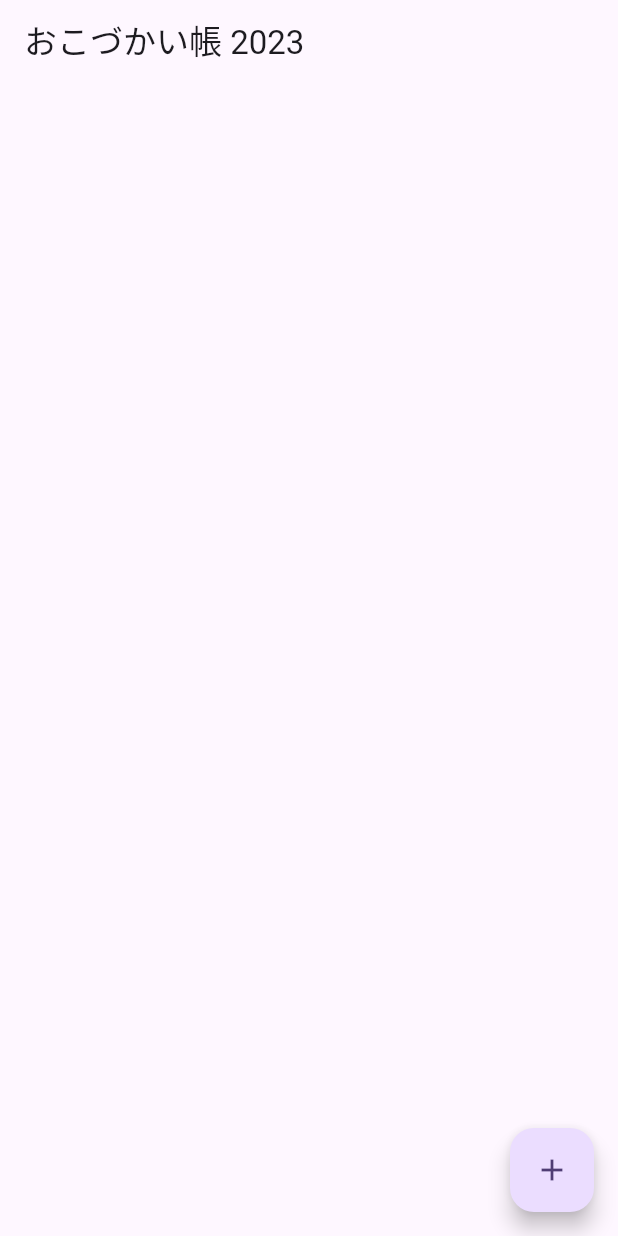
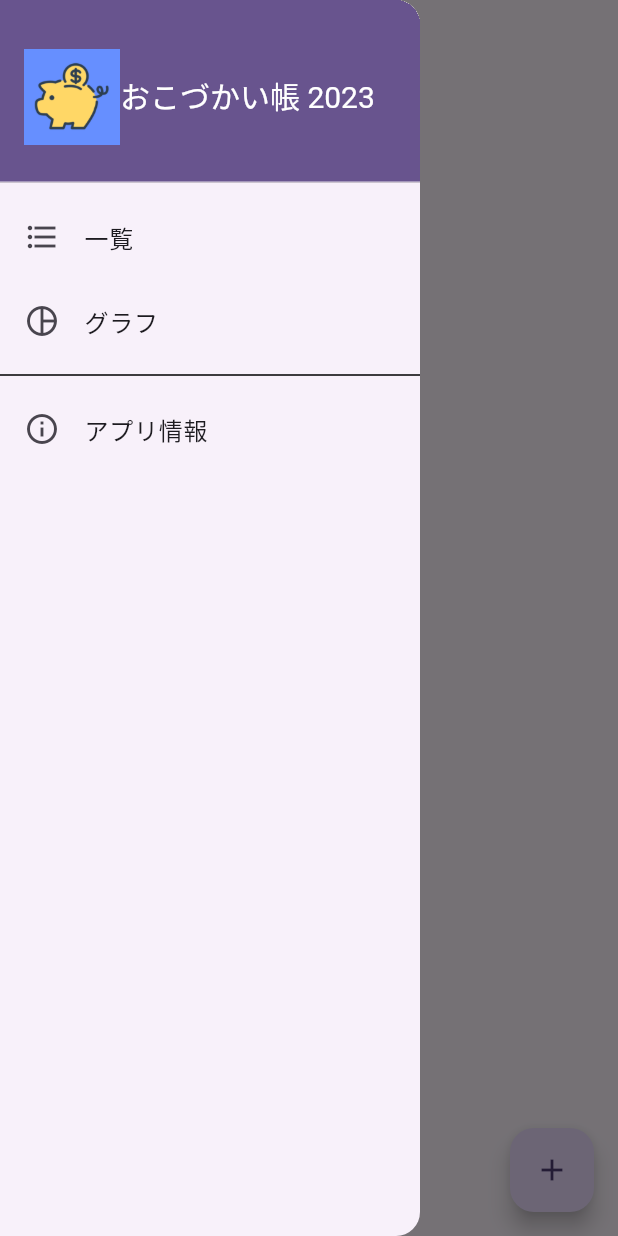
Before and after one commit to probsc/money_book_2023, a Flutter app: the screen it shows after launch, with the side drawer open (before the commit the screen has no drawer), on a phone screen of 412 x 824 dp. Run offline on Flutter 3.47's test engine with Material 2 defaults, Android fonts, the phone set to English and light mode, and no system bars; our stand-ins replace package_info_plus.

Commit message:
ドロワーを追加

```diff
--- /dev/null
+++ b/lib/app_drawer.dart
@@ -0,0 +1,132 @@
+import 'package:flutter/material.dart';
+
+import 'package:package_info_plus/package_info_plus.dart';
+
+import 'consts.dart';
+import 'graph_page.dart';
+import 'home_page.dart';
+
+/// ドロワー
+class AppDrawer extends StatelessWidget {
+  /// コンストラクタ
+  const AppDrawer({Key? key}) : super(key: key);
+
+  /// アプリアイコン
+  static final _appIcon = Image.asset(
+    'images/icon.png',
+    fit: BoxFit.contain,
+    width: 64,
+    height: 64,
+  );
+
+  @override
+  Widget build(BuildContext context) {
+    // タイトルテキストのテーマ ※ダークテーマ対応のために動的に取得
+    final titleStyle = Theme.of(context).textTheme.titleLarge?.copyWith(
+          color: Colors.white,
+          fontSize: 20,
+        );
+
+    return SizedBox(
+      width: 280,
+      child: Drawer(
+        child: ListView(
+          padding: EdgeInsets.zero,
+          children: [
+            // アプリタイトル
+            SizedBox(
+              height: 130,
+              child: DrawerHeader(
+                decoration: BoxDecoration(
+                  color: Theme.of(context).primaryColor,
+                ),
+                child: Row(
+                  children: [
+                    _appIcon,
+                    Text(
+                      Consts.appTitle,
+                      style: titleStyle,
+                    ),
+                  ],
+                ),
+              ),
+            ),
+            // 「一覧」メニュー
+            _getPageMenu(
+              Icons.format_list_bulleted,
+              '一覧',
+              context,
+              () => const HomePage(),
+            ),
+            // 「グラフ」メニュー
+            _getPageMenu(
+              Icons.pie_chart_outline_outlined,
+              'グラフ',
+              context,
+              () => const GraphPage(),
+            ),
+            const Divider(color: Colors.black),
+            // 「アプリ情報」
+            _getMenu(
+              Icons.info_outlined,
+              'アプリ情報',
+              () async => _showInfo(context),
+            ),
+          ],
+        ),
+      ),
+    );
+  }
+
+  /// ドロワーメニューを返す
+  Widget _getMenu(
+    IconData icon,
+    String label,
+    VoidCallback onTapped,
+  ) {
+    return ListTile(
+      leading: Icon(icon),
+      title: Text(label),
+      onTap: onTapped,
+    );
+  }
+
+  /// ページ遷移ドロワーメニューを返す
+  Widget _getPageMenu(
+    IconData icon,
+    String label,
+    BuildContext context,
+    ValueGetter<Widget> page,
+  ) {
+    return _getMenu(
+      icon,
+      label,
+      () async => await Navigator.pushReplacement(
+        context,
+        PageRouteBuilder(pageBuilder: (_, __, ___) => page()),
+      ),
+    );
+  }
+
+  Future _showInfo(BuildContext context) async {
+    var info = await PackageInfo.fromPlatform();
+
+    // ignore: use_build_context_synchronously
+    showAboutDialog(
+      context: context,
+      applicationIcon: _appIcon,
+      applicationName: Consts.appTitle,
+      applicationVersion: info.version,
+      applicationLegalese: '© 2023 nanairo inc.',
+      children: [
+        const Padding(
+          padding: EdgeInsets.only(top: 16),
+          child: Text(
+            'このアプリはインターシップでの題材用の「${Consts.appTitle}アプリ」です。',
+            style: TextStyle(fontSize: 14),
+          ),
+        ),
+      ],
+    );
+  }
+}
--- a/lib/home_page.dart
+++ b/lib/home_page.dart
@@ -1,5 +1,6 @@
 import 'package:flutter/material.dart';
 
+import 'app_drawer.dart';
 import 'consts.dart';
 import 'edit_page.dart';
 
@@ -32,6 +33,7 @@ class _HomePageState extends State<HomePage> {
         },
         child: const Icon(Icons.add),
       ),
+      drawer: const AppDrawer(),
     );
   }
 }
--- a/pubspec.yaml
+++ b/pubspec.yaml
@@ -13,6 +13,7 @@ dependencies:
     sdk: flutter
 
   cupertino_icons: ^1.0.5
+  package_info_plus: ^4.0.2
 
 dev_dependencies:
   flutter_test:
@@ -22,3 +23,6 @@ dev_dependencies:
 
 flutter:
   uses-material-design: true
+
+  assets:
+    - images/icon.png
```
Also changed, not shown: images/icon.png (added), pubspec.lock, 7 other files.
